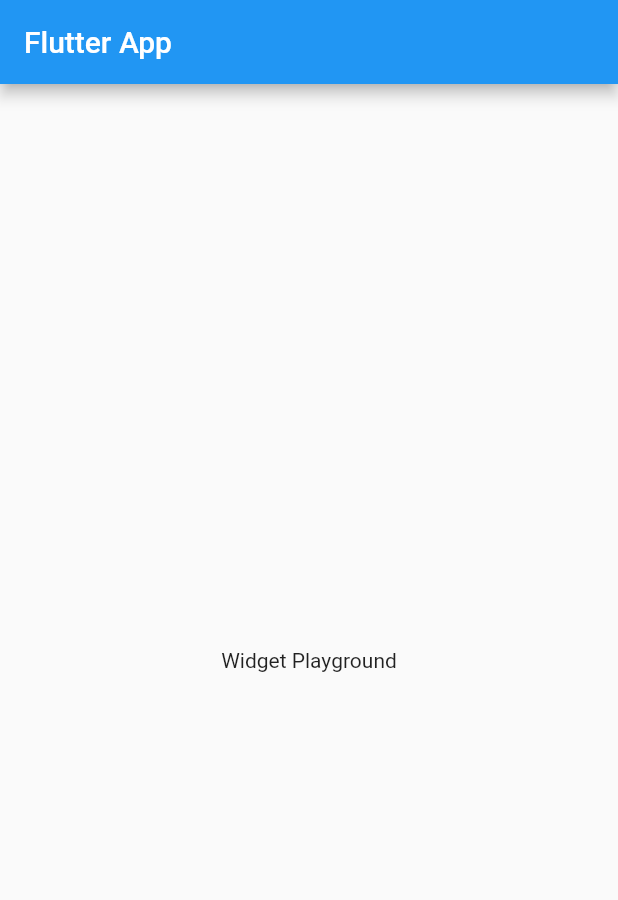
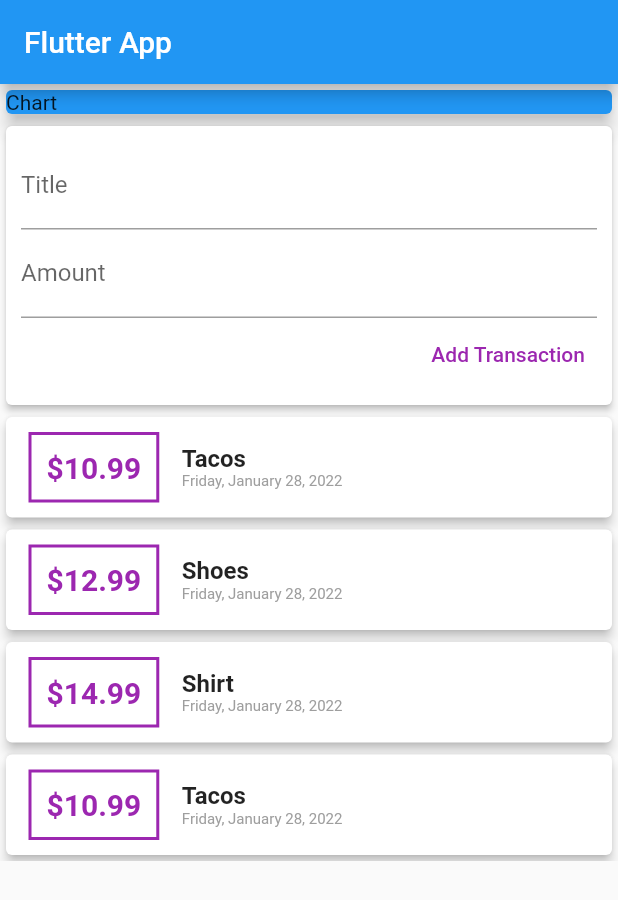
Before and after one commit to jon-cundiff/personal_expenses, a Flutter app: the screen it shows after launch, on a phone screen of 412 x 824 dp. Shown: the top 900 px of the screen. Run offline on Flutter 3.47's test engine with Material 2 defaults, Android fonts, the phone set to English and light mode, and no system bars.

Commit message:
adds general layout, transaction list, and new transaction widget

```diff
--- a/lib/main.dart
+++ b/lib/main.dart
@@ -1,4 +1,5 @@
 import 'package:flutter/material.dart';
+import './widgets/user_transactions.dart';
 
 void main() {
   runApp(const MyApp());
@@ -23,10 +24,24 @@ class MyHomePage extends StatelessWidget {
   @override
   Widget build(BuildContext context) {
     return Scaffold(
-      appBar: AppBar(
-        title: const Text('Flutter App'),
-      ),
-      body: const Center(child: Text('Widget Playground')),
-    );
+        appBar: AppBar(
+          title: const Text('Flutter App'),
+        ),
+        body: SingleChildScrollView(
+          child: Column(
+            crossAxisAlignment: CrossAxisAlignment.center,
+            children: const <Widget>[
+              SizedBox(
+                width: double.infinity,
+                child: Card(
+                  color: Colors.blue,
+                  child: Text('Chart'),
+                  elevation: 5,
+                ),
+              ),
+              UserTransactions()
+            ],
+          ),
+        ));
   }
 }
--- /dev/null
+++ b/lib/models/transaction.dart
@@ -0,0 +1,12 @@
+class Transaction {
+  final String id;
+  final String title;
+  final double amount;
+  final DateTime date;
+
+  Transaction(
+      {required this.id,
+      required this.title,
+      required this.amount,
+      required this.date});
+}
--- /dev/null
+++ b/lib/widgets/new_transaction.dart
@@ -0,0 +1,40 @@
+import "package:flutter/material.dart";
+
+class NewTransaction extends StatelessWidget {
+  final Function addTransaction;
+  NewTransaction({Key? key, required this.addTransaction}) : super(key: key);
+
+  final titleController = TextEditingController();
+  final amountController = TextEditingController();
+
+  @override
+  Widget build(BuildContext context) {
+    return Card(
+      elevation: 2,
+      child: Container(
+        padding: const EdgeInsets.all(10),
+        child: Column(
+          crossAxisAlignment: CrossAxisAlignment.end,
+          children: [
+            TextField(
+              decoration: const InputDecoration(labelText: "Title"),
+              controller: titleController,
+            ),
+            TextField(
+              decoration: const InputDecoration(labelText: "Amount"),
+              controller: amountController,
+            ),
+            TextButton(
+              style: TextButton.styleFrom(primary: Colors.purple),
+              onPressed: () {
+                addTransaction(
+                    titleController.text, double.parse(amountController.text));
+              },
+              child: const Text('Add Transaction'),
+            )
+          ],
+        ),
+      ),
+    );
+  }
+}
--- /dev/null
+++ b/lib/widgets/transaction_list.dart
@@ -0,0 +1,63 @@
+import "package:flutter/material.dart";
+import 'package:intl/intl.dart';
+import "../models/transaction.dart";
+
+class TransactionList extends StatelessWidget {
+  final List<Transaction> transactions;
+  const TransactionList(this.transactions, {Key? key}) : super(key: key);
+
+  @override
+  Widget build(BuildContext context) {
+    return SizedBox(
+      height: 300,
+      child: ListView.builder(
+        itemBuilder: (ctx, index) {
+          final transaction = transactions[index];
+          return Card(
+            elevation: 3,
+            child: Row(
+              children: [
+                Container(
+                  margin:
+                      const EdgeInsets.symmetric(vertical: 10, horizontal: 15),
+                  padding: const EdgeInsets.all(10),
+                  decoration: BoxDecoration(
+                    border: Border.all(
+                      color: Colors.purple,
+                      width: 2,
+                    ),
+                  ),
+                  child: Text(
+                    "\$${transaction.amount.toStringAsFixed(2)}".padLeft(6),
+                    style: const TextStyle(
+                        fontWeight: FontWeight.bold,
+                        fontSize: 20,
+                        color: Colors.purple),
+                  ),
+                ),
+                Column(
+                  crossAxisAlignment: CrossAxisAlignment.start,
+                  children: [
+                    Text(
+                      transaction.title,
+                      style: const TextStyle(
+                        fontSize: 16,
+                        fontWeight: FontWeight.bold,
+                      ),
+                    ),
+                    Text(
+                        DateFormat(DateFormat.YEAR_MONTH_WEEKDAY_DAY)
+                            .format(transaction.date),
+                        style:
+                            const TextStyle(fontSize: 10, color: Colors.grey))
+                  ],
+                )
+              ],
+            ),
+          );
+        },
+        itemCount: transactions.length,
+      ),
+    );
+  }
+}
--- /dev/null
+++ b/lib/widgets/user_transactions.dart
@@ -0,0 +1,94 @@
+import "package:flutter/material.dart";
+import '../models/transaction.dart';
+import "./new_transaction.dart";
+import "./transaction_list.dart";
+
+class UserTransactions extends StatefulWidget {
+  const UserTransactions({Key? key}) : super(key: key);
+
+  @override
+  _UserTransactionsState createState() => _UserTransactionsState();
+}
+
+class _UserTransactionsState extends State<UserTransactions> {
+  final List<Transaction> _userTransactions = [
+    Transaction(
+      id: 't1',
+      title: 'Tacos',
+      amount: 10.99,
+      date: DateTime.now(),
+    ),
+    Transaction(
+      id: 't2',
+      title: 'Shoes',
+      amount: 12.99,
+      date: DateTime.now(),
+    ),
+    Transaction(
+      id: 't3',
+      title: 'Shirt',
+      amount: 14.99,
+      date: DateTime.now(),
+    ),
+    Transaction(
+      id: 't1',
+      title: 'Tacos',
+      amount: 10.99,
+      date: DateTime.now(),
+    ),
+    Transaction(
+      id: 't2',
+      title: 'Shoes',
+      amount: 12.99,
+      date: DateTime.now(),
+    ),
+    Transaction(
+      id: 't3',
+      title: 'Shirt',
+      amount: 14.99,
+      date: DateTime.now(),
+    ),
+    Transaction(
+      id: 't1',
+      title: 'Tacos',
+      amount: 10.99,
+      date: DateTime.now(),
+    ),
+    Transaction(
+      id: 't2',
+      title: 'Shoes',
+      amount: 12.99,
+      date: DateTime.now(),
+    ),
+    Transaction(
+      id: 't3',
+      title: 'Shirt',
+      amount: 14.99,
+      date: DateTime.now(),
+    ),
+  ];
+
+  void _addNewTransaction(String txTitle, double txAmount) {
+    final newTx = Transaction(
+        id: DateTime.now().toString(),
+        title: txTitle,
+        amount: txAmount,
+        date: DateTime.now());
+
+    setState(() {
+      _userTransactions.add(newTx);
+    });
+  }
+
+  @override
+  Widget build(BuildContext context) {
+    return Column(
+      children: [
+        NewTransaction(
+          addTransaction: _addNewTransaction,
+        ),
+        TransactionList(_userTransactions),
+      ],
+    );
+  }
+}
--- a/pubspec.yaml
+++ b/pubspec.yaml
@@ -33,6 +33,7 @@ dependencies:
     # The following adds the Cupertino Icons font to your application.
     # Use with the CupertinoIcons class for iOS style icons.
     cupertino_icons: ^1.0.2
+    intl: ^0.17.0
 
 dev_dependencies:
     flutter_test:
```
Also changed, not shown: pubspec.lock, 2 other files.
